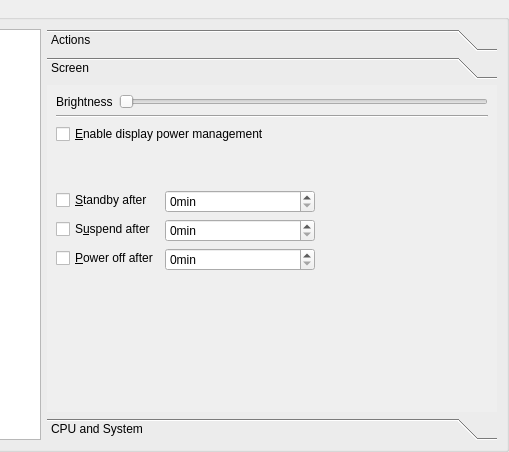
Above: kcmodule/profileEditPage.ui from KDE/powerdevil before the change; both pictures show x 221 to 730 and y 0 to 452 of the 730 by 452 pixel window. Below: the same form after it.
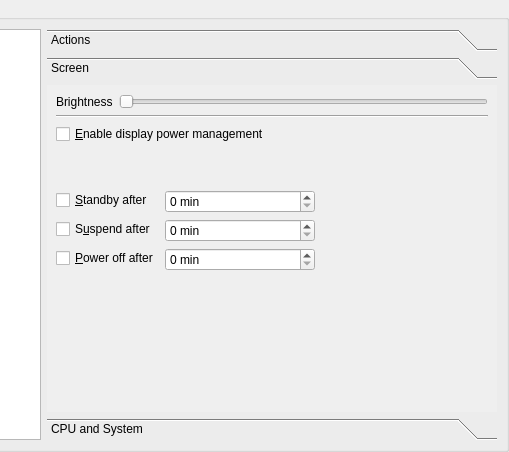
That is the form after the change. The open tabs and pages were chosen to show the change. Custom widgets are drawn as their Qt base class.

The edit to the form file:
```diff
--- a/kcmodule/profileEditPage.ui
+++ b/kcmodule/profileEditPage.ui
@@ -399,7 +399,7 @@
                    <string>Choose the period of inactivity after which the display should enter "standby" mode. This is the first level of power saving.</string>
                   </property>
                   <property name="suffix" >
-                   <string>min</string>
+                   <string> min</string>
                   </property>
                   <property name="prefix" >
                    <string/>
@@ -425,7 +425,7 @@
                    </size>
                   </property>
                   <property name="suffix" >
-                   <string>min</string>
+                   <string> min</string>
                   </property>
                   <property name="maximum" >
                    <number>360</number>
@@ -448,7 +448,7 @@
                    </size>
                   </property>
                   <property name="suffix" >
-                   <string>min</string>
+                   <string> min</string>
                   </property>
                   <property name="maximum" >
                    <number>360</number>
```
Left out of the diff: 4 changed lines with no effect on the pictures.
